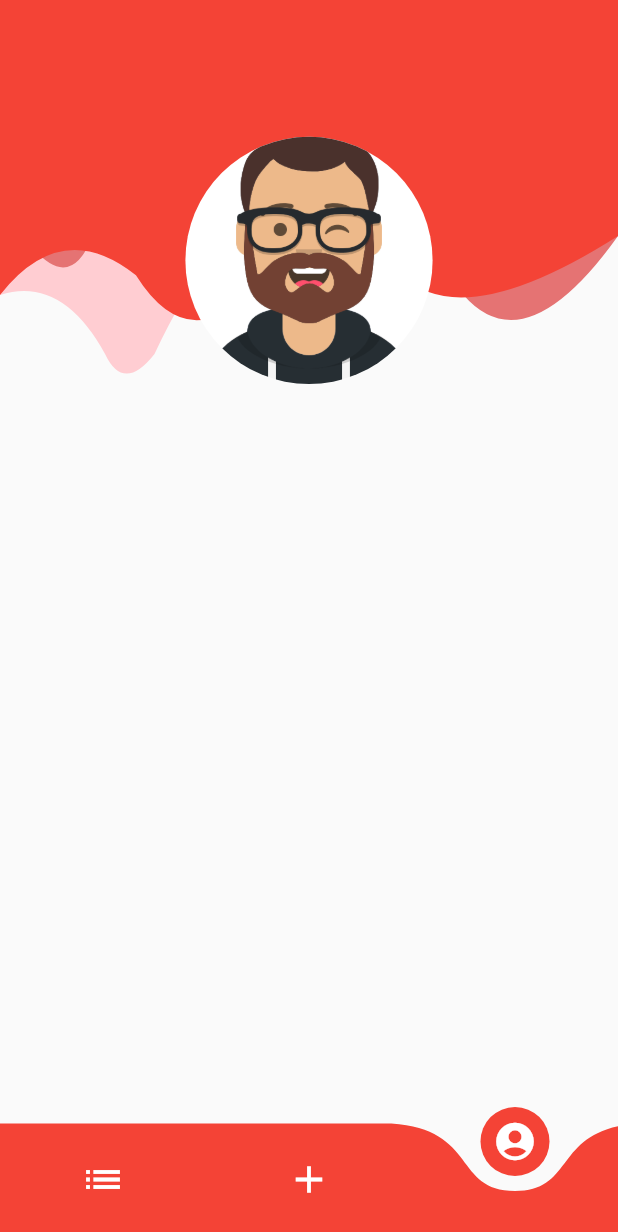
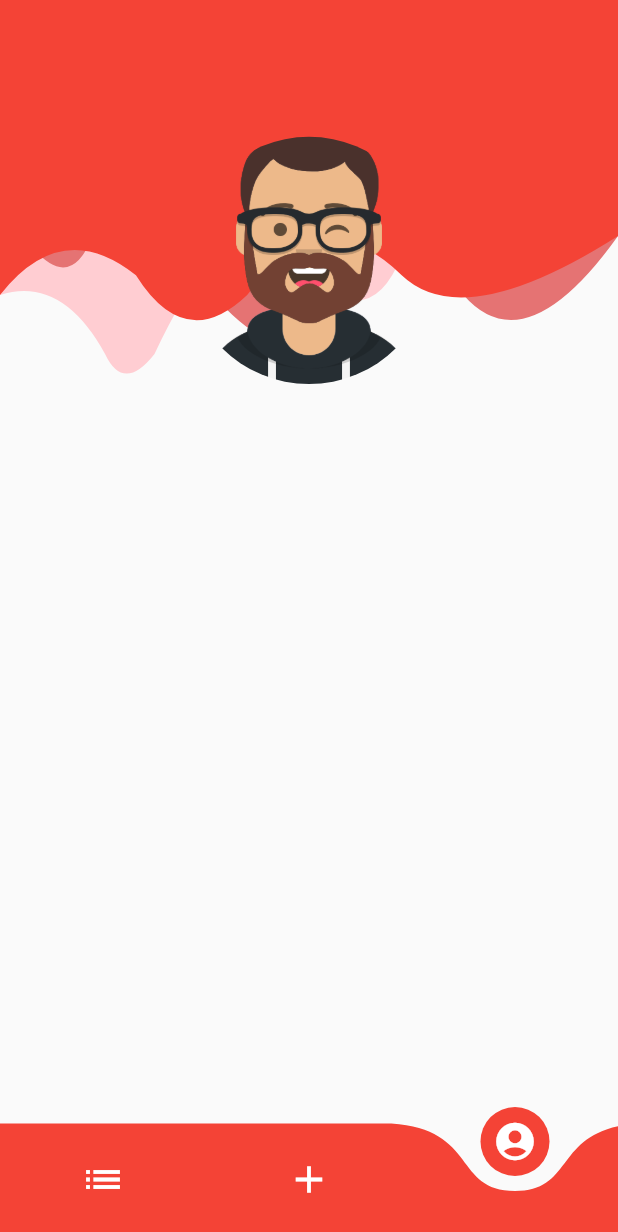
Before and after one commit to bediazu/FoodABS_Mobile, a Flutter app: the HomePage screen opened by its route, swiped to page 3, on a phone screen of 412 x 824 dp. Shown: the top 1232 px of the screen. Run offline on Flutter 3.47's test engine with Material 2 defaults, Android fonts, the phone set to English and light mode, and no system bars; drawn by our look-alikes of curved_navigation_bar; our stand-ins replace font_awesome_flutter.

```diff
--- a/lib/pages/profile_page.dart
+++ b/lib/pages/profile_page.dart
@@ -1,4 +1,5 @@
 import 'package:flutter/material.dart';
+import 'package:foodabs/colors/global_colors.dart';
 import 'package:foodabs/shapes/app_bar_profile_custom_painter.dart';
 
 class ProfilePage extends StatefulWidget {
@@ -33,7 +34,7 @@ class _ProfilePageState extends State<ProfilePage> {
                       child: CircleAvatar(
                         backgroundImage: AssetImage(
                             "assets/images/profile/profile_avatar.png"),
-                        backgroundColor: Colors.white,
+                        backgroundColor: homeBackgroundColor,
                       ),
                     )
                   ],
```
